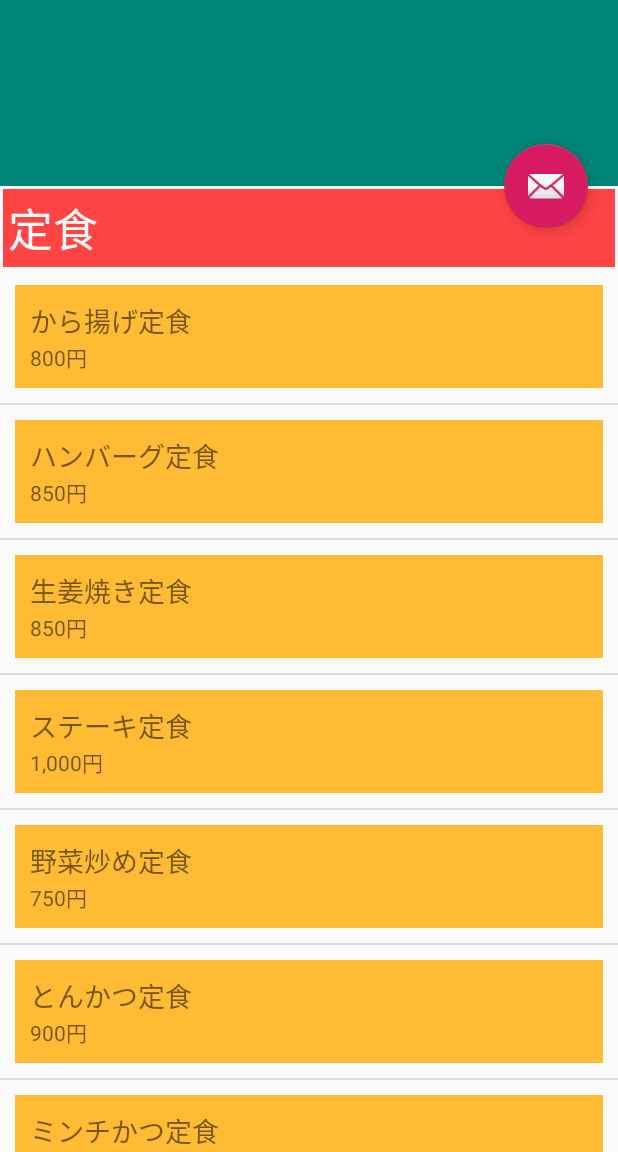
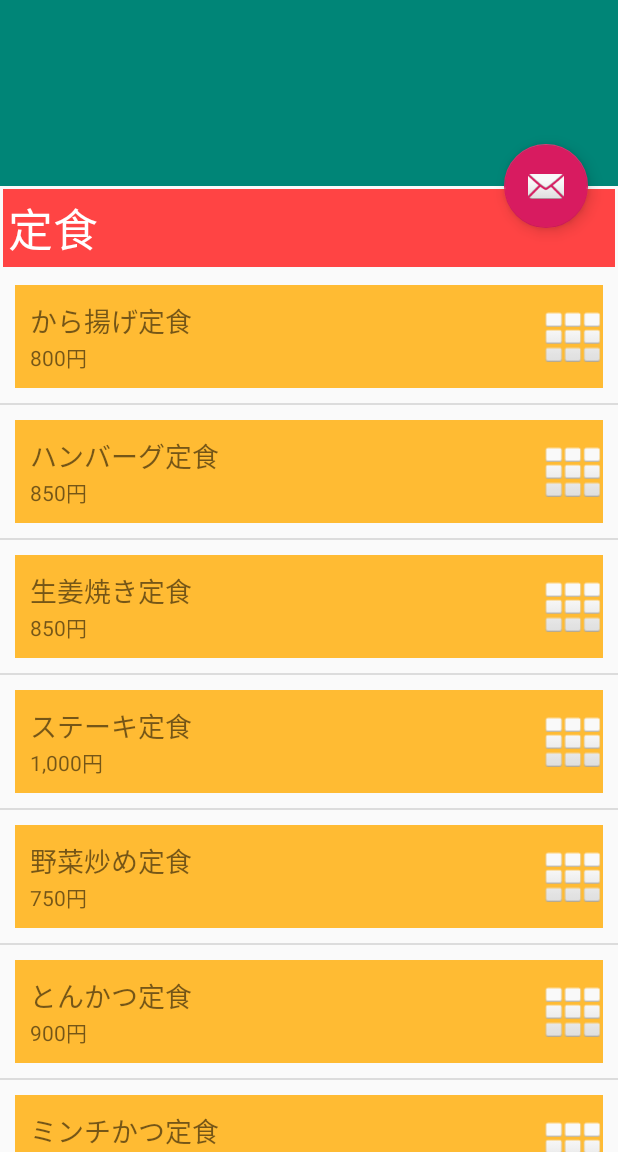
Before and after one commit to TakkySatoh/MenuOnDatabaseSample190130, an Android app: the screen it shows after launch (ScrollListActivity), on a phone screen of 412 x 824 dp, the part 84-1236 px from its top. Run offline under Robolectric (Android 15) with nearby library versions, the phone set to English and light mode, and no system bars.

Commit message:
ItemTouchHelper#startDrag()実装中 並び替え時に不具合発生中 onBindViewHolder中、ハンドルのItemViewへのリスナは正常に作動 それにより呼び出させるonMove()の最初の処理で躓き発生 対処 … そもそもITHのインスタンスを単一にする ←新規アクティビティ作り直しか？

```diff
--- a/app/src/main/java/com/websarva/wings/android/menuondatabasesample/ScrollListActivity.java
+++ b/app/src/main/java/com/websarva/wings/android/menuondatabasesample/ScrollListActivity.java
@@ -15,10 +15,12 @@ import android.support.v7.widget.Toolbar;
 import android.support.v7.widget.helper.ItemTouchHelper;
 import android.util.Log;
 import android.view.LayoutInflater;
+import android.view.MotionEvent;
 import android.view.View;
 import android.view.ViewGroup;
 import android.widget.AdapterView;
 import android.widget.ArrayAdapter;
+import android.widget.ImageView;
 import android.widget.ScrollView;
 import android.widget.Spinner;
 import android.widget.TextView;
@@ -228,6 +230,10 @@ public class ScrollListActivity extends AppCompatActivity {
         return menuList;
     }
 
+    private void startDragOnHandleTouched (RecyclerListViewHolder viewHolder){
+        mTeishokuHelper.startDrag(viewHolder);
+    }
+
     /**
      * RecyclerViewの各項目を表示するViewを保持するクラス (ビューホルダ)
      */
@@ -235,6 +241,7 @@ public class ScrollListActivity extends AppCompatActivity {
         //        リスト1行あたりのデータ表示用画面部品をフィールドで宣言
         public TextView _tvMenuName;
         public TextView _tvMenuPrice;
+        public ImageView _icHandle;
 
         /**
          * コンストラクタ
@@ -247,6 +254,7 @@ public class ScrollListActivity extends AppCompatActivity {
 //            親クラスのビューより、フィールド宣言実施のクラスに相当する画面部品を取得し、インスタンス化
             _tvMenuName = itemView.findViewById(R.id.tvMenuName);
             _tvMenuPrice = itemView.findViewById(R.id.tvMenuPrice);
+            _icHandle = itemView.findViewById(R.id.icHandle);
         }
     }
 
@@ -290,6 +298,17 @@ public class ScrollListActivity extends AppCompatActivity {
                     String menuName = tvMenuName.getText().toString();
                     String msg = getString(R.string.msg_header) + menuName;
                     Toast.makeText(ScrollListActivity.this, msg, Toast.LENGTH_SHORT).show();
+                }
+            });
+//            試験実装1: ビューホルダ内のアイコンをタップするとリスト入れ替え発生
+            final RecyclerListViewHolder holder = new RecyclerListViewHolder(view);
+            holder._icHandle.setOnTouchListener(new View.OnTouchListener() {
+                @Override
+                public boolean onTouch(View v, MotionEvent event) {
+                    if (event.getActionMasked() == MotionEvent.ACTION_DOWN) {
+                        mTeishokuHelper.startDrag(holder);
+                    }
+                    return false;
                 }
             });
 //            生成したView型インスタンスを、RecyclerView.ViewHolderの子クラスのインスタンスへ渡す
--- a/app/src/main/res/layout/row.xml
+++ b/app/src/main/res/layout/row.xml
@@ -1,9 +1,17 @@
 <?xml version="1.0" encoding="utf-8"?>
 <LinearLayout xmlns:android="http://schemas.android.com/apk/res/android"
+    xmlns:app="http://schemas.android.com/apk/res-auto"
     android:layout_width="match_parent"
     android:layout_height="wrap_content"
     android:layout_margin="10dp"
     android:background="@android:color/holo_orange_light"
+    android:orientation="horizontal">
+
+
+    <LinearLayout
+        android:layout_width="0dp"
+        android:layout_height="wrap_content"
+        android:layout_weight="0.9"
         android:orientation="vertical">
 
         <TextView
@@ -34,3 +42,11 @@
                 android:textSize="14sp" />
         </LinearLayout>
     </LinearLayout>
+
+    <ImageView
+        android:id="@+id/icHandle"
+        android:layout_width="0dp"
+        android:layout_height="match_parent"
+        android:layout_weight="0.1"
+        app:srcCompat="@android:drawable/ic_dialog_dialer" />
+</LinearLayout>
```
Lines whose indentation alone changed are shown as unchanged.
